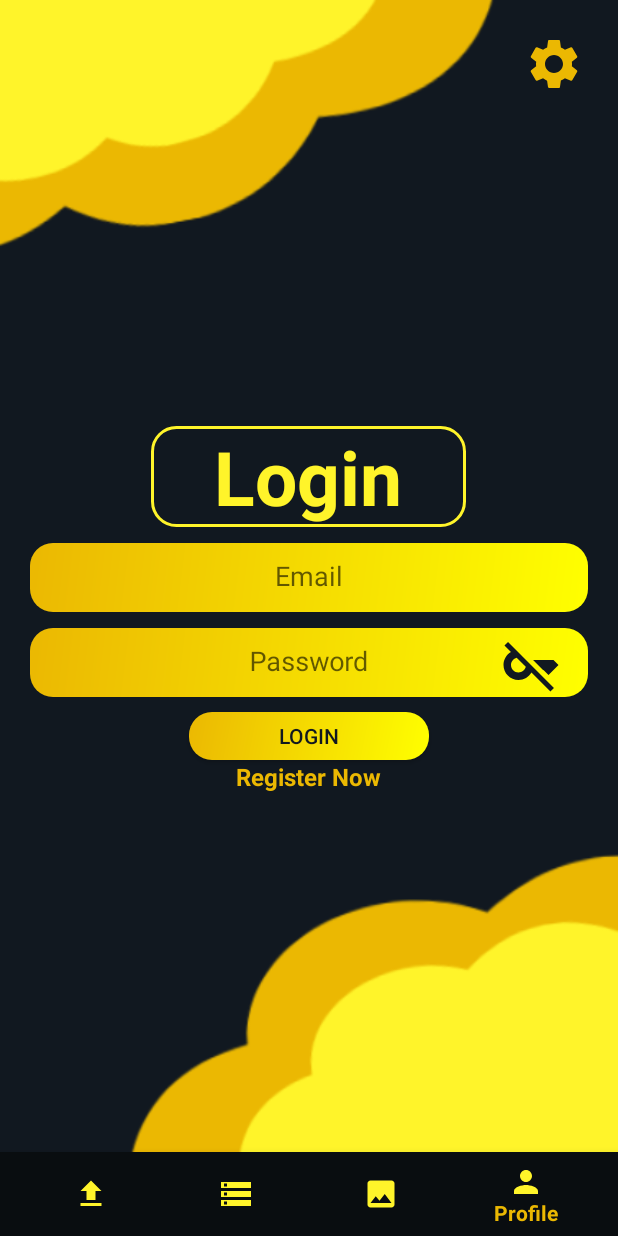
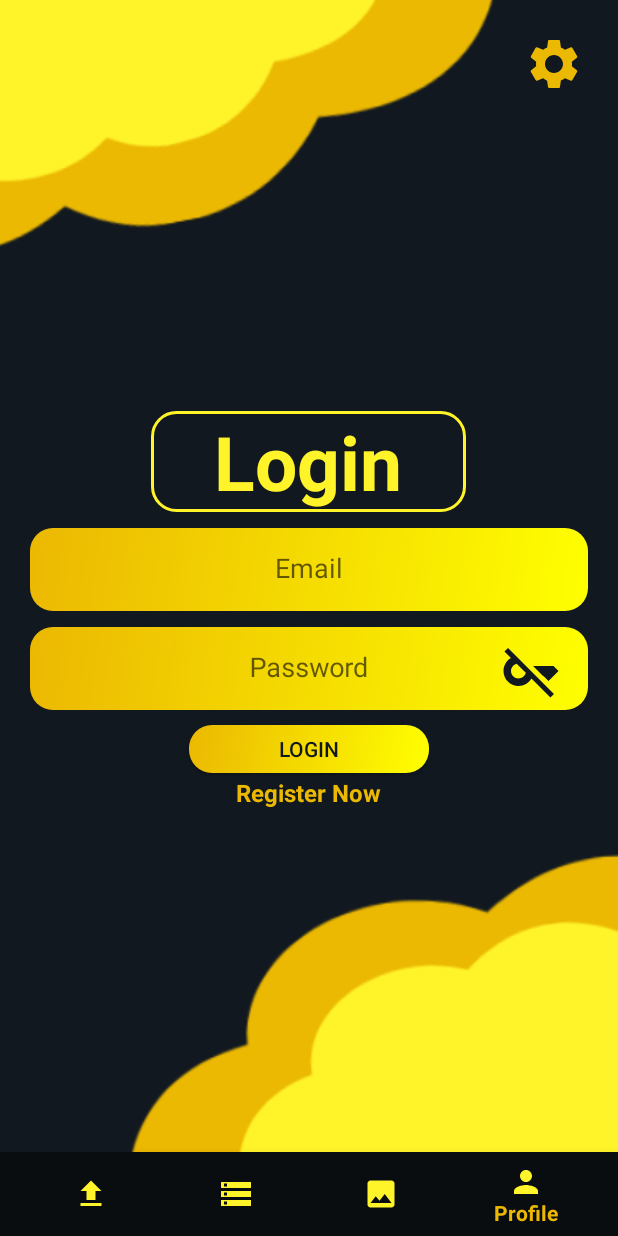
Before and after one commit to GoktugOzsoy/MasterPhotos, an Android app: the screen it shows after launch (MainActivity), item 4 of the bottom bar chosen, on a phone screen of 412 x 824 dp. Run offline under Robolectric (Android 15) with nearby library versions, the phone set to English and light mode, and no system bars; our stand-ins replace Firebase (no records; nobody signed in at launch, a user with empty details on screens opened directly).

Commit message:
Version 3.2 Telefon ekranı için son düzenleme bitti.

```diff
--- a/app/src/main/res/layout/fragment_profile.xml
+++ b/app/src/main/res/layout/fragment_profile.xml
@@ -44,7 +44,7 @@
             <com.google.android.material.textfield.TextInputEditText
                 android:id="@+id/lg_email"
                 android:layout_width="match_parent"
-                android:layout_height="46dp"
+                android:layout_height="55dp"
                 android:gravity="center"
                 android:textAlignment="center"
                 android:textColorHint="@color/night_black"
@@ -66,7 +66,7 @@
             <com.google.android.material.textfield.TextInputEditText
                 android:id="@+id/lg_password"
                 android:layout_width="match_parent"
-                android:layout_height="46dp"
+                android:layout_height="55dp"
                 android:inputType="textPassword"
                 android:textAlignment="center"
                 android:textColor="@color/night_black"
@@ -104,6 +104,7 @@
             android:layout_width="wrap_content"
             android:layout_height="wrap_content"
             android:text="@string/register_now"
+            android:layout_marginTop="2dp"
             android:textSize="16sp"
             android:textColor="@color/dark_yellow"
             android:textStyle="bold" />
--- a/app/src/main/res/layout/fragment_register.xml
+++ b/app/src/main/res/layout/fragment_register.xml
@@ -43,7 +43,7 @@
             <com.google.android.material.textfield.TextInputEditText
                 android:id="@+id/rg_email"
                 android:layout_width="match_parent"
-                android:layout_height="46dp"
+                android:layout_height="55dp"
                 android:gravity="center"
                 android:textAlignment="center"
                 android:textColorHint="@color/night_black"
@@ -65,7 +65,7 @@
             <com.google.android.material.textfield.TextInputEditText
                 android:id="@+id/rg_password"
                 android:layout_width="match_parent"
-                android:layout_height="46dp"
+                android:layout_height="55dp"
                 android:gravity="center"
                 android:textAlignment="center"
                 android:inputType="textPassword"
@@ -103,6 +103,7 @@
             android:layout_height="wrap_content"
             android:gravity="center"
             android:text="@string/login_now"
+            android:layout_marginTop="2dp"
             android:textColor="@color/dark_yellow"
             android:textSize="16sp"
             android:textStyle="bold" />
--- a/app/src/main/res/layout/fragment_settings.xml
+++ b/app/src/main/res/layout/fragment_settings.xml
@@ -22,9 +22,9 @@
 
     <LinearLayout
         android:layout_width="match_parent"
-        android:layout_height="583dp"
+        android:layout_height="553dp"
+        android:layout_marginTop="33dp"
         android:gravity="center"
-        android:layout_marginTop="33dp"
         android:orientation="vertical"
         android:padding="10dp">
 
@@ -172,7 +172,6 @@
         android:id="@+id/btn_logout"
         android:layout_width="45dp"
         android:layout_height="45dp"
-        android:layout_marginTop="30dp"
         android:layout_gravity="end"
         android:background="@color/medium_yellow"
         app:tint="@color/night_black"
```
